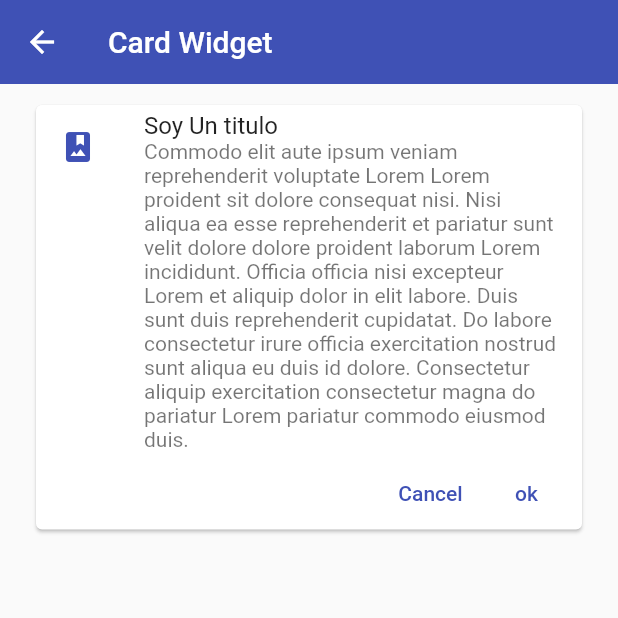
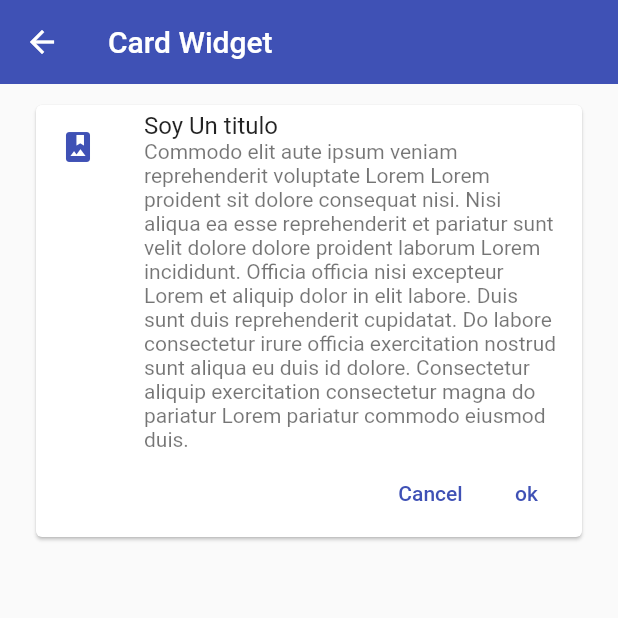
Before and after one commit to AndrusGerman/fl_components, a Flutter app: the CardScreen screen opened by its route, on a phone screen of 412 x 824 dp, the top half of it. Run offline on Flutter 3.47's test engine with Material 2 defaults, Android fonts, the phone set to English and light mode, and no system bars.

Commit message:
padding buttons

```diff
--- a/lib/widgets/custom_card_type1.dart
+++ b/lib/widgets/custom_card_type1.dart
@@ -21,7 +21,7 @@ class CustomCardType1 extends StatelessWidget {
           ),
 
           Padding(
-            padding: const EdgeInsets.only(right: 5),
+            padding: const EdgeInsets.only(right: 5,bottom: 5),
             child: Row(
               mainAxisAlignment: MainAxisAlignment.end,
               children: [
```
